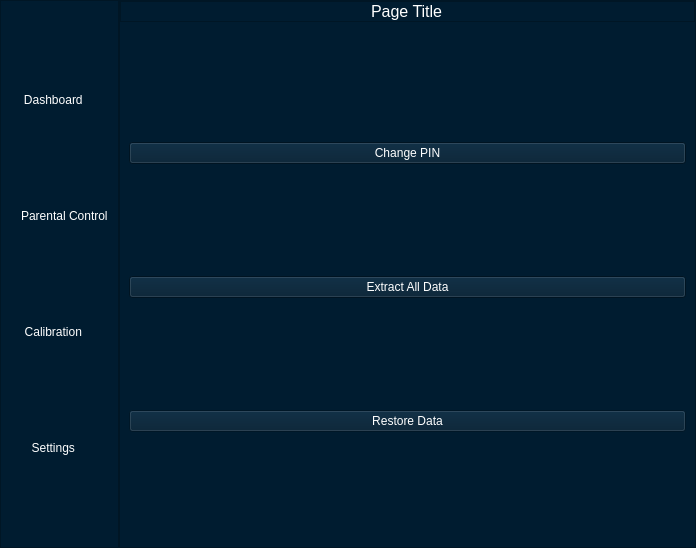
First picture: the form in Designer/MainWindow.ui, repository Soon156/AlignPosition, before the edit.
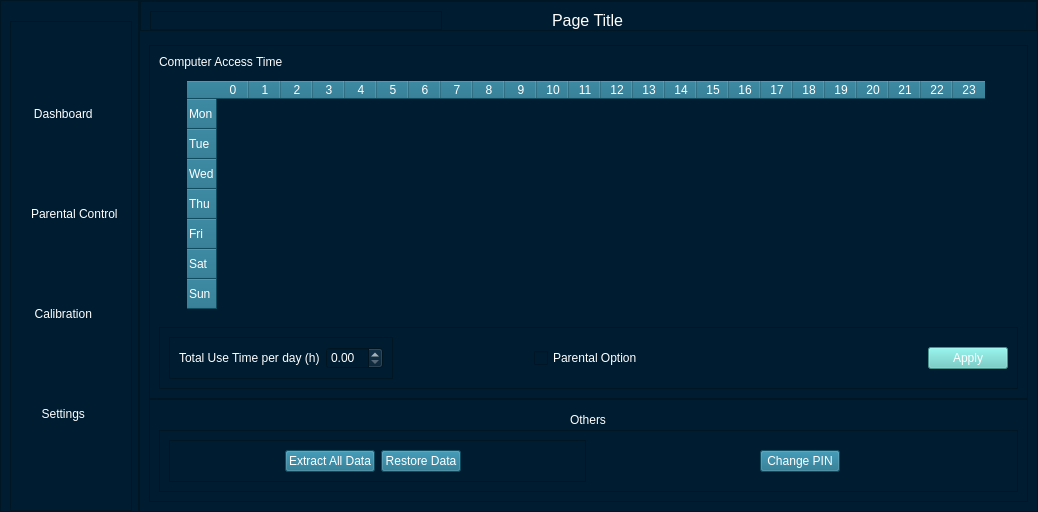
Second picture: the form after the edit. The open tabs and pages were chosen to show the change. Icons and pictures are not drawn.

What changed in the file:
```diff
--- a/Designer/MainWindow.ui
+++ b/Designer/MainWindow.ui
@@ -6,8 +6,8 @@
    <rect>
     <x>0</x>
     <y>0</y>
-    <width>696</width>
-    <height>548</height>
+    <width>1038</width>
+    <height>512</height>
    </rect>
   </property>
   <property name="windowTitle">
@@ -62,6 +62,34 @@
        <property name="bottomMargin">
         <number>0</number>
        </property>
+       <item>
+        <widget class="QLabel" name="logo_with_title_lbl">
+         <property name="sizePolicy">
+          <sizepolicy hsizetype="Preferred" vsizetype="Fixed">
+           <horstretch>0</horstretch>
+           <verstretch>0</verstretch>
+          </sizepolicy>
+         </property>
+         <property name="text">
+          <string/>
+         </property>
+         <property name="pixmap">
+          <pixmap resource="resource.qrc">:/icon/little_logo.png</pixmap>
+         </property>
+         <property name="alignment">
+          <set>Qt::AlignCenter</set>
+         </property>
+        </widget>
+       </item>
+       <item>
+        <widget class="QFrame" name="frame_4">
+         <property name="frameShape">
+          <enum>QFrame::StyledPanel</enum>
+         </property>
+         <property name="frameShadow">
+          <enum>QFrame::Raised</enum>
+         </property>
+         <layout class="QVBoxLayout" name="verticalLayout_7">
        <item alignment="Qt::AlignLeft">
         <widget class="QPushButton" name="dashboard_btn">
          <property name="text">
@@ -145,6 +173,9 @@
       </layout>
      </widget>
     </item>
+      </layout>
+     </widget>
+    </item>
     <item>
      <widget class="QFrame" name="MainContentFrame">
       <property name="frameShape">
@@ -181,34 +212,16 @@
           <property name="spacing">
            <number>0</number>
           </property>
-          <property name="leftMargin">
-           <number>0</number>
-          </property>
-          <property name="topMargin">
-           <number>0</number>
-          </property>
-          <property name="rightMargin">
-           <number>0</number>
-          </property>
           <property name="bottomMargin">
            <number>0</number>
           </property>
           <item>
-           <widget class="QLabel" name="logo_with_title_lbl">
-            <property name="sizePolicy">
-             <sizepolicy hsizetype="Preferred" vsizetype="Fixed">
-              <horstretch>0</horstretch>
-              <verstretch>0</verstretch>
-             </sizepolicy>
+           <widget class="QFrame" name="frame_5">
+            <property name="frameShape">
+             <enum>QFrame::StyledPanel</enum>
             </property>
-            <property name="text">
-             <string/>
-            </property>
-            <property name="pixmap">
-             <pixmap resource="resource.qrc">:/icon/little_logo.png</pixmap>
-            </property>
-            <property name="alignment">
-             <set>Qt::AlignCenter</set>
+            <property name="frameShadow">
+             <enum>QFrame::Raised</enum>
             </property>
            </widget>
           </item>
@@ -268,23 +281,6 @@
                </property>
               </widget>
              </item>
-             <item>
-              <widget class="QPushButton" name="max_btn">
-               <property name="text">
-                <string/>
-               </property>
-               <property name="icon">
-                <iconset resource="resource.qrc">
-                 <normaloff>:/icon/icons8-maximize-window-48.png</normaloff>:/icon/icons8-maximize-window-48.png</iconset>
-               </property>
-               <property name="iconSize">
-                <size>
-                 <width>20</width>
-                 <height>20</height>
-                </size>
-               </property>
-              </widget>
-             </item>
              <item>
               <widget class="QPushButton" name="close_btn">
                <property name="text">
@@ -310,8 +306,14 @@
        </item>
        <item>
         <widget class="QStackedWidget" name="cont_stackedwidget">
+         <property name="sizePolicy">
+          <sizepolicy hsizetype="Preferred" vsizetype="Expanding">
+           <horstretch>0</horstretch>
+           <verstretch>0</verstretch>
+          </sizepolicy>
+         </property>
          <property name="currentIndex">
-          <number>3</number>
+          <number>1</number>
          </property>
          <widget class="QWidget" name="Dashboard">
           <layout class="QVBoxLayout" name="verticalLayout_19">
@@ -534,20 +536,17 @@
               <item>
                <layout class="QGridLayout" name="chart_cont"/>
               </item>
+              <item>
+               <widget class="QFrame" name="frame_3">
+                <property name="frameShape">
+                 <enum>QFrame::StyledPanel</enum>
+                </property>
+                <property name="frameShadow">
+                 <enum>QFrame::Raised</enum>
+                </property>
+                <layout class="QHBoxLayout" name="horizontalLayout_9">
               <item alignment="Qt::AlignHCenter">
                <widget class="QPushButton" name="use_time_btn">
-                <property name="sizePolicy">
-                 <sizepolicy hsizetype="Minimum" vsizetype="Fixed">
-                  <horstretch>0</horstretch>
-                  <verstretch>0</verstretch>
-                 </sizepolicy>
-                </property>
-                <property name="maximumSize">
-                 <size>
-                  <width>120</width>
-                  <height>25</height>
-                 </size>
-                </property>
                 <property name="styleSheet">
                  <string notr="true">background-color: rgb(23, 107, 135);</string>
                 </property>
@@ -562,6 +561,19 @@
                 </property>
                </widget>
               </item>
+                 <item alignment="Qt::AlignHCenter">
+                  <widget class="QPushButton" name="refresh_chart_btn">
+                   <property name="styleSheet">
+                    <string notr="true">background-color: rgb(23, 107, 135);</string>
+                   </property>
+                   <property name="text">
+                    <string>Refresh</string>
+                   </property>
+                  </widget>
+                 </item>
+                </layout>
+               </widget>
+              </item>
              </layout>
             </widget>
            </item>
@@ -569,24 +581,319 @@
          </widget>
          <widget class="QWidget" name="ParentalControl">
           <layout class="QVBoxLayout" name="verticalLayout_5">
+           <property name="spacing">
+            <number>0</number>
+           </property>
            <item>
-            <widget class="QPushButton" name="changePIN_btn">
+            <widget class="QFrame" name="UsetimeFame_2">
+             <property name="frameShape">
+              <enum>QFrame::StyledPanel</enum>
+             </property>
+             <property name="frameShadow">
+              <enum>QFrame::Raised</enum>
+             </property>
+             <layout class="QVBoxLayout" name="verticalLayout_10">
+              <property name="spacing">
+               <number>12</number>
+              </property>
+              <item>
+               <widget class="QLabel" name="table_lbl">
              <property name="text">
-              <string>Change PIN</string>
+                 <string>Computer Access Time</string>
              </property>
             </widget>
            </item>
+              <item alignment="Qt::AlignHCenter|Qt::AlignVCenter">
+               <widget class="QTableWidget" name="usetime_table">
+                <property name="minimumSize">
+                 <size>
+                  <width>803</width>
+                  <height>234</height>
+                 </size>
+                </property>
+                <property name="styleSheet">
+                 <string notr="true">QTableWidget { background-color: transparent; color: white;}
+QTableWidget QHeaderView::section { background-color: rgb(23, 107, 135); color: white;}
+QTableWidget QTableCornerButton::section {background-color: rgb(23, 107, 135) }
+QTableWidget { border: none; }</string>
+                </property>
+                <property name="lineWidth">
+                 <number>0</number>
+                </property>
+                <property name="cornerButtonEnabled">
+                 <bool>false</bool>
+                </property>
+                <attribute name="horizontalHeaderDefaultSectionSize">
+                 <number>32</number>
+                </attribute>
+                <row>
+                 <property name="text">
+                  <string>Mon</string>
+                 </property>
+                </row>
+                <row>
+                 <property name="text">
+                  <string>Tue</string>
+                 </property>
+                </row>
+                <row>
+                 <property name="text">
+                  <string>Wed</string>
+                 </property>
+                </row>
+                <row>
+                 <property name="text">
+                  <string>Thu</string>
+                 </property>
+                </row>
+                <row>
+                 <property name="text">
+                  <string>Fri</string>
+                 </property>
+                </row>
+                <row>
+                 <property name="text">
+                  <string>Sat</string>
+                 </property>
+                </row>
+                <row>
+                 <property name="text">
+                  <string>Sun</string>
+                 </property>
+                </row>
+                <column>
+                 <property name="text">
+                  <string>0</string>
+                 </property>
+                </column>
+                <column>
+                 <property name="text">
+                  <string>1</string>
+                 </property>
+                </column>
+                <column>
+                 <property name="text">
+                  <string>2</string>
+                 </property>
+                </column>
+                <column>
+                 <property name="text">
+                  <string>3</string>
+                 </property>
+                </column>
+                <column>
+                 <property name="text">
+                  <string>4</string>
+                 </property>
+                </column>
+                <column>
+                 <property name="text">
+                  <string>5</string>
+                 </property>
+                </column>
+                <column>
+                 <property name="text">
+                  <string>6</string>
+                 </property>
+                </column>
+                <column>
+                 <property name="text">
+                  <string>7</string>
+                 </property>
+                </column>
+                <column>
+                 <property name="text">
+                  <string>8</string>
+                 </property>
+                </column>
+                <column>
+                 <property name="text">
+                  <string>9</string>
+                 </property>
+                </column>
+                <column>
+                 <property name="text">
+                  <string>10</string>
+                 </property>
+                </column>
+                <column>
+                 <property name="text">
+                  <string>11</string>
+                 </property>
+                </column>
+                <column>
+                 <property name="text">
+                  <string>12</string>
+                 </property>
+                </column>
+                <column>
+                 <property name="text">
+                  <string>13</string>
+                 </property>
+                </column>
+                <column>
+                 <property name="text">
+                  <string>14</string>
+                 </property>
+                </column>
+                <column>
+                 <property name="text">
+                  <string>15</string>
+                 </property>
+                </column>
+                <column>
+                 <property name="text">
+                  <string>16</string>
+                 </property>
+                </column>
+                <column>
+                 <property name="text">
+                  <string>17</string>
+                 </property>
+                </column>
+                <column>
+                 <property name="text">
+                  <string>18</string>
+                 </property>
+                </column>
+                <column>
+                 <property name="text">
+                  <string>19</string>
+                 </property>
+                </column>
+                <column>
+                 <property name="text">
+                  <string>20</string>
+                 </property>
+                </column>
+                <column>
+                 <property name="text">
+                  <string>21</string>
+                 </property>
+                </column>
+                <column>
+                 <property name="text">
+                  <string>22</string>
+                 </property>
+                </column>
+                <column>
+                 <property name="text">
+                  <string>23</string>
+                 </property>
+                </column>
+               </widget>
+              </item>
            <item>
+               <widget class="QFrame" name="TotalUsetimeFame">
+                <property name="frameShape">
+                 <enum>QFrame::StyledPanel</enum>
+                </property>
+                <property name="frameShadow">
+                 <enum>QFrame::Raised</enum>
+                </property>
+                <layout class="QHBoxLayout" name="horizontalLayout_10">
+                 <property name="spacing">
+                  <number>0</number>
+                 </property>
+                 <item alignment="Qt::AlignLeft">
+                  <widget class="QFrame" name="frame_6">
+                   <property name="frameShape">
+                    <enum>QFrame::StyledPanel</enum>
+                   </property>
+                   <property name="frameShadow">
+                    <enum>QFrame::Raised</enum>
+                   </property>
+                   <layout class="QHBoxLayout" name="horizontalLayout_12">
+                    <item>
+                     <widget class="QLabel" name="usetime_lbl">
+                      <property name="text">
+                       <string>Total Use Time per day (h)</string>
+                      </property>
+                     </widget>
+                    </item>
+                    <item>
+                     <widget class="QDoubleSpinBox" name="usetime_box"/>
+                    </item>
+                   </layout>
+                  </widget>
+                 </item>
+                 <item alignment="Qt::AlignHCenter">
+                  <widget class="QCheckBox" name="parental_box">
+                   <property name="text">
+                    <string>Parental Option</string>
+                   </property>
+                  </widget>
+                 </item>
+                 <item alignment="Qt::AlignRight">
+                  <widget class="QPushButton" name="usetime_btn">
+                   <property name="styleSheet">
+                    <string notr="true">background-color: rgb(100, 204, 197);</string>
+                   </property>
+                   <property name="text">
+                    <string>Apply</string>
+                   </property>
+                  </widget>
+                 </item>
+                </layout>
+               </widget>
+              </item>
+             </layout>
+            </widget>
+           </item>
+           <item>
+            <widget class="QFrame" name="OtherFrame">
+             <property name="frameShape">
+              <enum>QFrame::StyledPanel</enum>
+             </property>
+             <property name="frameShadow">
+              <enum>QFrame::Raised</enum>
+             </property>
+             <layout class="QVBoxLayout" name="verticalLayout_13">
+              <property name="spacing">
+               <number>0</number>
+              </property>
+              <item alignment="Qt::AlignHCenter">
+               <widget class="QLabel" name="other_lbl">
+                <property name="text">
+                 <string>Others</string>
+                </property>
+               </widget>
+              </item>
+              <item>
+               <widget class="QFrame" name="ButtonFrame_2">
+                <property name="frameShape">
+                 <enum>QFrame::StyledPanel</enum>
+                </property>
+                <property name="frameShadow">
+                 <enum>QFrame::Raised</enum>
+                </property>
+                <layout class="QHBoxLayout" name="horizontalLayout_14">
+                 <item>
+                  <widget class="QFrame" name="DataFrame">
+                   <property name="frameShape">
+                    <enum>QFrame::StyledPanel</enum>
+                   </property>
+                   <property name="frameShadow">
+                    <enum>QFrame::Raised</enum>
+                   </property>
+                   <layout class="QHBoxLayout" name="horizontalLayout_11">
+                    <item alignment="Qt::AlignRight">
             <widget class="QPushButton" name="exct_data_btn">
+                      <property name="styleSheet">
+                       <string notr="true">background-color: rgb(23, 107, 135);</string>
+                      </property>
              <property name="text">
               <string>Extract All Data</string>
              </property>
             </widget>
            </item>
-           <item>
+                    <item alignment="Qt::AlignLeft">
             <widget class="QPushButton" name="restore_btn">
              <property name="enabled">
-              <bool>false</bool>
+                       <bool>true</bool>
+                      </property>
+                      <property name="styleSheet">
+                       <string notr="true">background-color: rgb(23, 107, 135);</string>
              </property>
              <property name="text">
               <string>Restore Data</string>
@@ -595,6 +902,25 @@
            </item>
           </layout>
          </widget>
+                 </item>
+                 <item alignment="Qt::AlignHCenter">
+                  <widget class="QPushButton" name="changePIN_btn">
+                   <property name="styleSheet">
+                    <string notr="true">background-color: rgb(23, 107, 135);</string>
+                   </property>
+                   <property name="text">
+                    <string>Change PIN</string>
+                   </property>
+                  </widget>
+                 </item>
+                </layout>
+               </widget>
+              </item>
+             </layout>
+            </widget>
+           </item>
+          </layout>
+         </widget>
          <widget class="QWidget" name="Calibration">
           <layout class="QVBoxLayout" name="verticalLayout_30">
            <item alignment="Qt::AlignHCenter|Qt::AlignVCenter">
@@ -669,6 +995,9 @@
              <layout class="QHBoxLayout" name="horizontalLayout_29">
               <item>
                <widget class="QPushButton" name="recalibrate_btn">
+                <property name="styleSheet">
+                 <string notr="true">background-color: rgb(100, 204, 197);</string>
+                </property>
                 <property name="text">
                  <string>Calibrate</string>
                 </property>
@@ -676,6 +1005,9 @@
               </item>
               <item>
                <widget class="QPushButton" name="proceed_btn">
+                <property name="styleSheet">
+                 <string notr="true">background-color: rgb(100, 204, 197);</string>
+                </property>
                 <property name="text">
                  <string>Proceed</string>
                 </property>
@@ -683,6 +1015,9 @@
               </item>
               <item>
                <widget class="QPushButton" name="append_btn">
+                <property name="styleSheet">
+                 <string notr="true">background-color: rgb(23, 107, 135);</string>
+                </property>
                 <property name="text">
                  <string>Add Posture</string>
                 </property>
@@ -690,6 +1025,9 @@
               </item>
               <item>
                <widget class="QPushButton" name="cancel_btn">
+                <property name="styleSheet">
+                 <string notr="true">background-color: rgb(23, 107, 135);</string>
+                </property>
                 <property name="text">
                  <string>Cancel</string>
                 </property>
@@ -1038,6 +1376,9 @@
                  </property>
                  <item>
                   <widget class="QPushButton" name="reset_btn">
+                   <property name="styleSheet">
+                    <string notr="true">background-color: rgb(23, 107, 135);</string>
+                   </property>
                    <property name="text">
                     <string>Reset</string>
                    </property>
@@ -1045,6 +1386,9 @@
                  </item>
                  <item>
                   <widget class="QPushButton" name="apply_btn">
+                   <property name="styleSheet">
+                    <string notr="true">background-color: rgb(100, 204, 197);</string>
+                   </property>
                    <property name="text">
                     <string>Apply</string>
                    </property>
@@ -1053,6 +1397,49 @@
                 </layout>
                </widget>
               </item>
+              <item>
+               <widget class="QFrame" name="frame_7">
+                <property name="sizePolicy">
+                 <sizepolicy hsizetype="Preferred" vsizetype="Fixed">
+                  <horstretch>0</horstretch>
+                  <verstretch>0</verstretch>
+                 </sizepolicy>
+                </property>
+                <property name="frameShape">
+                 <enum>QFrame::StyledPanel</enum>
+                </property>
+                <property name="frameShadow">
+                 <enum>QFrame::Raised</enum>
+                </property>
+                <layout class="QHBoxLayout" name="horizontalLayout_13">
+                 <property name="spacing">
+                  <number>0</number>
+                 </property>
+                 <property name="leftMargin">
+                  <number>0</number>
+                 </property>
+                 <property name="topMargin">
+                  <number>0</number>
+                 </property>
+                 <property name="rightMargin">
+                  <number>0</number>
+                 </property>
+                 <property name="bottomMargin">
+                  <number>0</number>
+                 </property>
+                 <item alignment="Qt::AlignHCenter">
+                  <widget class="QPushButton" name="web_btn">
+                   <property name="text">
+                    <string>Website</string>
+                   </property>
+                   <property name="flat">
+                    <bool>true</bool>
+                   </property>
+                  </widget>
+                 </item>
+                </layout>
+               </widget>
+              </item>
              </layout>
             </widget>
            </item>
@@ -1078,7 +1465,7 @@
            <item alignment="Qt::AlignHCenter|Qt::AlignVCenter">
             <widget class="QStackedWidget" name="PIN_stackedwidget">
              <property name="currentIndex">
-              <number>0</number>
+              <number>1</number>
              </property>
              <widget class="QWidget" name="ChangePINPage">
               <layout class="QVBoxLayout" name="verticalLayout">
@@ -1215,6 +1602,9 @@
                    <verstretch>0</verstretch>
                   </sizepolicy>
                  </property>
+                 <property name="styleSheet">
+                  <string notr="true">background-color: rgb(100, 204, 197);</string>
+                 </property>
                  <property name="text">
                   <string>OK</string>
                  </property>
@@ -1239,7 +1629,7 @@
                <property name="bottomMargin">
                 <number>0</number>
                </property>
-               <item alignment="Qt::AlignHCenter|Qt::AlignVCenter">
+               <item alignment="Qt::AlignVCenter">
                 <widget class="QFrame" name="PINValidationFrame">
                  <property name="frameShape">
                   <enum>QFrame::StyledPanel</enum>
@@ -1293,6 +1683,9 @@
                      </item>
                      <item>
                       <widget class="QPushButton" name="PIN_btn">
+                       <property name="styleSheet">
+                        <string notr="true">background-color: rgb(100, 204, 197);</string>
+                       </property>
                        <property name="text">
                         <string>OK</string>
                        </property>
```
Left out of the diff: 1 changed line with no effect on the pictures. Lines whose indentation alone changed are shown as unchanged.
